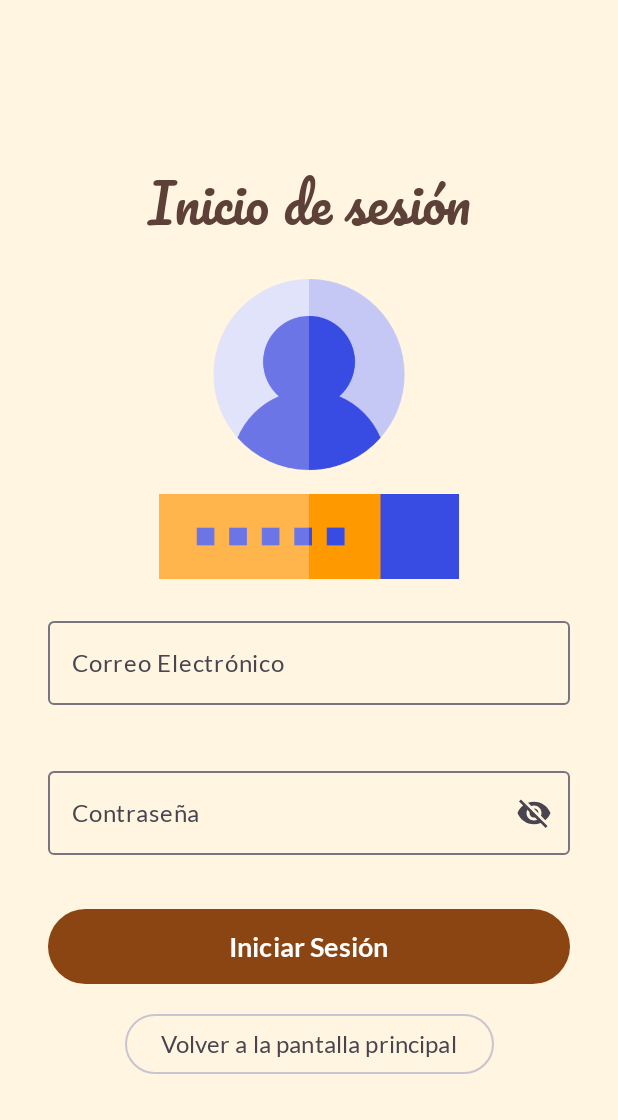
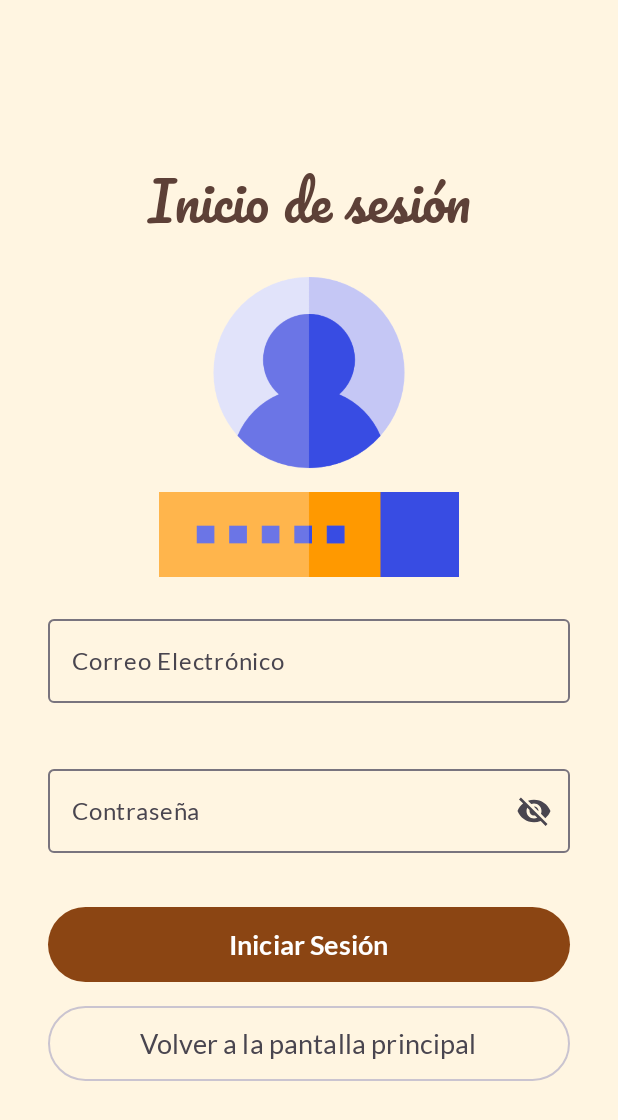
Before and after one commit to Andythe20/Proyecto_AplicacionMovil, an Android app built with Jetpack Compose: the screen it shows after launch (MainActivity), after a tap on "Iniciar sesión", on a phone screen of 412 x 824 dp. Shown: the top 1120 px of the screen. Run offline under Robolectric (Android 15) with nearby library versions, the light colour scheme and no system bars; our stand-ins replace Room's generated code.

Commit message:
Update se agrega pequeña validacion de nombre usuario y ligera animacion en login

```diff
--- a/app/src/main/java/com/example/appshop/ui/auth/LoginScreen.kt
+++ b/app/src/main/java/com/example/appshop/ui/auth/LoginScreen.kt
@@ -1,4 +1,8 @@
 import android.widget.Toast
+import androidx.compose.animation.AnimatedVisibility
+import androidx.compose.animation.core.tween
+import androidx.compose.animation.fadeIn
+import androidx.compose.animation.fadeOut
 import androidx.compose.foundation.Image
 import androidx.compose.foundation.clickable
 import androidx.compose.foundation.layout.Arrangement
@@ -101,9 +105,16 @@
             singleLine = true,
 
             isError = emailError != null || errorGeneral != null,
+
             supportingText = {
-                if (emailError != null) {
-                    Text(text = emailError!!)
+                AnimatedVisibility(
+                    visible = emailError != null,
+                    enter = fadeIn(animationSpec = tween(300)),
+                    exit = fadeOut(animationSpec = tween(300))
+                ) {
+                    if (emailError != null) {
+                        Text(text = emailError!!)
+                    }
                 }
             }
         )
@@ -122,9 +133,17 @@
             singleLine = true,
             isError = contrasenaError != null || errorGeneral != null,
             supportingText = {
-                if (contrasenaError != null) {
-                    Text(text = contrasenaError!!)
+
+                AnimatedVisibility(
+                    visible = emailError != null,
+                    enter = fadeIn(animationSpec = tween(300)),
+                    exit = fadeOut(animationSpec = tween(300))
+                ) {
+                    if (contrasenaError != null) {
+                        Text(text = contrasenaError!!)
+                    }
                 }
+
                 // Mostramos el error general (del ViewModel) aquí
                 if (errorGeneral != null) {
                     Text(text = errorGeneral!!, color = MaterialTheme.colorScheme.error)
@@ -192,11 +211,14 @@
                     popUpTo("login") { inclusive = false } // No limpiar la pila
                 }
             },
-            modifier = Modifier.align(Alignment.CenterHorizontally)
+            modifier = Modifier
+                .align(Alignment.CenterHorizontally)
+                .fillMaxWidth()
+                .height(50.dp)
         ) {
             Text(
                 text = "Volver a la pantalla principal",
-                fontSize = 16.sp,
+                fontSize = 18.sp,
                 fontWeight = FontWeight.Medium
             )
         }
--- a/app/src/main/java/com/example/appshop/ui/components/MainLayout.kt
+++ b/app/src/main/java/com/example/appshop/ui/components/MainLayout.kt
@@ -53,6 +53,8 @@
                         navController.navigate("home")
                     }
                 )
+
+                HorizontalDivider(Modifier, DividerDefaults.Thickness, DividerDefaults.color)
 
                 // --- Carrito ---
                 NavigationDrawerItem(
--- a/gradle/libs.versions.toml
+++ b/gradle/libs.versions.toml
@@ -1,5 +1,5 @@
 [versions]
-agp = "8.13.0"
+agp = "8.12.1"
 kotlin = "2.0.21"
 coreKtx = "1.17.0"
 junit = "4.13.2"
```
Also changed, not shown: app/src/main/java/com/example/appshop/ui/auth/RegisterValidations.kt (+12 -0 lines), app/src/main/java/com/example/appshop/ui/auth/SignupScreen.kt (+2 -10 lines).
